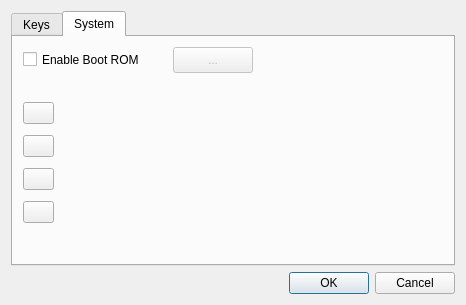
This is srcs/ui/Preference.ui in noctuelles/gbemu as Qt 5 draws it before an edit. The edited form follows.
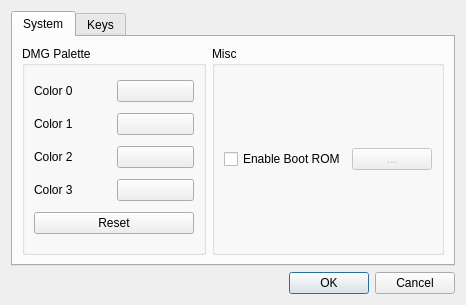
This is the edited form.

Commit message: feat: refactored settings. color picker.

The edit to the form file:
```diff
--- a/srcs/ui/Preference.ui
+++ b/srcs/ui/Preference.ui
@@ -19,6 +19,131 @@
      <property name="currentIndex">
       <number>1</number>
      </property>
+     <widget class="QWidget" name="systemTab">
+      <attribute name="title">
+       <string>System</string>
+      </attribute>
+      <layout class="QHBoxLayout" name="horizontalLayout_15">
+       <item>
+        <widget class="QGroupBox" name="groupBox">
+         <property name="title">
+          <string>DMG Palette</string>
+         </property>
+         <layout class="QGridLayout" name="gridLayout">
+          <item row="2" column="0">
+           <layout class="QHBoxLayout" name="horizontalLayout_12">
+            <item>
+             <widget class="QLabel" name="label_3">
+              <property name="text">
+               <string>Color 2</string>
+              </property>
+             </widget>
+            </item>
+            <item>
+             <widget class="QPushButton" name="color2">
+              <property name="text">
+               <string/>
+              </property>
+             </widget>
+            </item>
+           </layout>
+          </item>
+          <item row="0" column="0">
+           <layout class="QHBoxLayout" name="horizontalLayout_10">
+            <item>
+             <widget class="QLabel" name="label">
+              <property name="text">
+               <string>Color 0</string>
+              </property>
+             </widget>
+            </item>
+            <item>
+             <widget class="QPushButton" name="color0">
+              <property name="text">
+               <string/>
+              </property>
+             </widget>
+            </item>
+           </layout>
+          </item>
+          <item row="3" column="0">
+           <layout class="QHBoxLayout" name="horizontalLayout_13">
+            <item>
+             <widget class="QLabel" name="label_4">
+              <property name="text">
+               <string>Color 3</string>
+              </property>
+             </widget>
+            </item>
+            <item>
+             <widget class="QPushButton" name="color3">
+              <property name="text">
+               <string/>
+              </property>
+             </widget>
+            </item>
+           </layout>
+          </item>
+          <item row="1" column="0">
+           <layout class="QHBoxLayout" name="horizontalLayout_11">
+            <item>
+             <widget class="QLabel" name="label_2">
+              <property name="text">
+               <string>Color 1</string>
+              </property>
+             </widget>
+            </item>
+            <item>
+             <widget class="QPushButton" name="color1">
+              <property name="text">
+               <string/>
+              </property>
+             </widget>
+            </item>
+           </layout>
+          </item>
+          <item row="4" column="0">
+           <widget class="QPushButton" name="resetPalette">
+            <property name="text">
+             <string>Reset</string>
+            </property>
+           </widget>
+          </item>
+         </layout>
+        </widget>
+       </item>
+       <item>
+        <widget class="QGroupBox" name="groupBox_2">
+         <property name="title">
+          <string>Misc</string>
+         </property>
+         <layout class="QVBoxLayout" name="verticalLayout_2">
+          <item>
+           <layout class="QHBoxLayout" name="horizontalLayout_14">
+            <item>
+             <widget class="QCheckBox" name="enableBootRomCheckbox">
+              <property name="text">
+               <string>Enable Boot ROM</string>
+              </property>
+             </widget>
+            </item>
+            <item>
+             <widget class="QPushButton" name="pickBootRom">
+              <property name="enabled">
+               <bool>false</bool>
+              </property>
+              <property name="text">
+               <string>...</string>
+              </property>
+             </widget>
+            </item>
+           </layout>
+          </item>
+         </layout>
+        </widget>
+       </item>
+      </layout>
+     </widget>
      <widget class="QWidget" name="keysTab">
       <attribute name="title">
        <string>Keys</string>
@@ -178,80 +303,6 @@
        </item>
       </layout>
      </widget>
-     <widget class="QWidget" name="systemTab">
-      <attribute name="title">
-       <string>System</string>
-      </attribute>
-      <widget class="QWidget" name="verticalLayoutWidget">
-       <property name="geometry">
-        <rect>
-         <x>10</x>
-         <y>60</y>
-         <width>31</width>
-         <height>131</height>
-        </rect>
-       </property>
-       <layout class="QVBoxLayout" name="verticalLayout_2">
-        <item>
-         <widget class="QPushButton" name="color0">
-          <property name="text">
-           <string/>
-          </property>
-         </widget>
-        </item>
-        <item>
-         <widget class="QPushButton" name="color1">
-          <property name="text">
-           <string/>
-          </property>
-         </widget>
-        </item>
-        <item>
-         <widget class="QPushButton" name="color2">
-          <property name="text">
-           <string/>
-          </property>
-         </widget>
-        </item>
-        <item>
-         <widget class="QPushButton" name="color3">
-          <property name="text">
-           <string/>
-          </property>
-         </widget>
-        </item>
-       </layout>
-      </widget>
-      <widget class="QCheckBox" name="enableBootRomCheckbox">
-       <property name="geometry">
-        <rect>
-         <x>10</x>
-         <y>11</y>
-         <width>144</width>
-         <height>23</height>
-        </rect>
-       </property>
-       <property name="text">
-        <string>Enable Boot ROM</string>
-       </property>
-      </widget>
-      <widget class="QPushButton" name="pickBootRom">
-       <property name="enabled">
-        <bool>false</bool>
-       </property>
-       <property name="geometry">
-        <rect>
-         <x>160</x>
-         <y>10</y>
-         <width>80</width>
-         <height>26</height>
-        </rect>
-       </property>
-       <property name="text">
-        <string>...</string>
-       </property>
-      </widget>
-     </widget>
     </widget>
    </item>
    <item>
```
Left out of the diff: 2 changed lines with no effect on the pictures. The commit also changes 4 other files.
